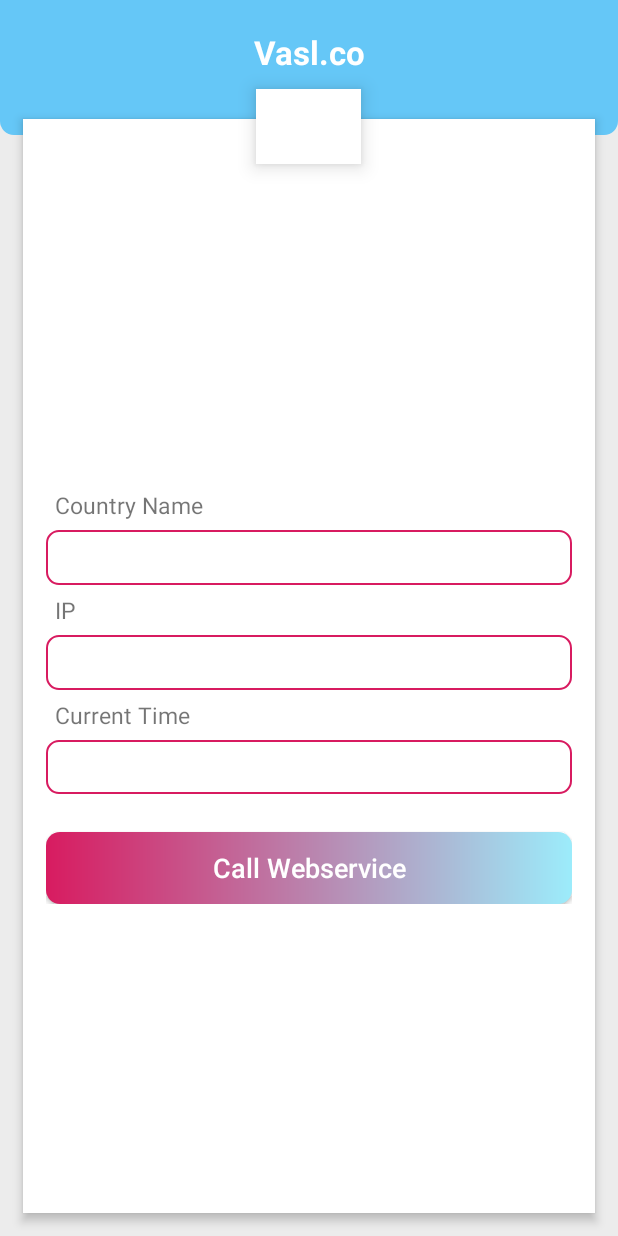
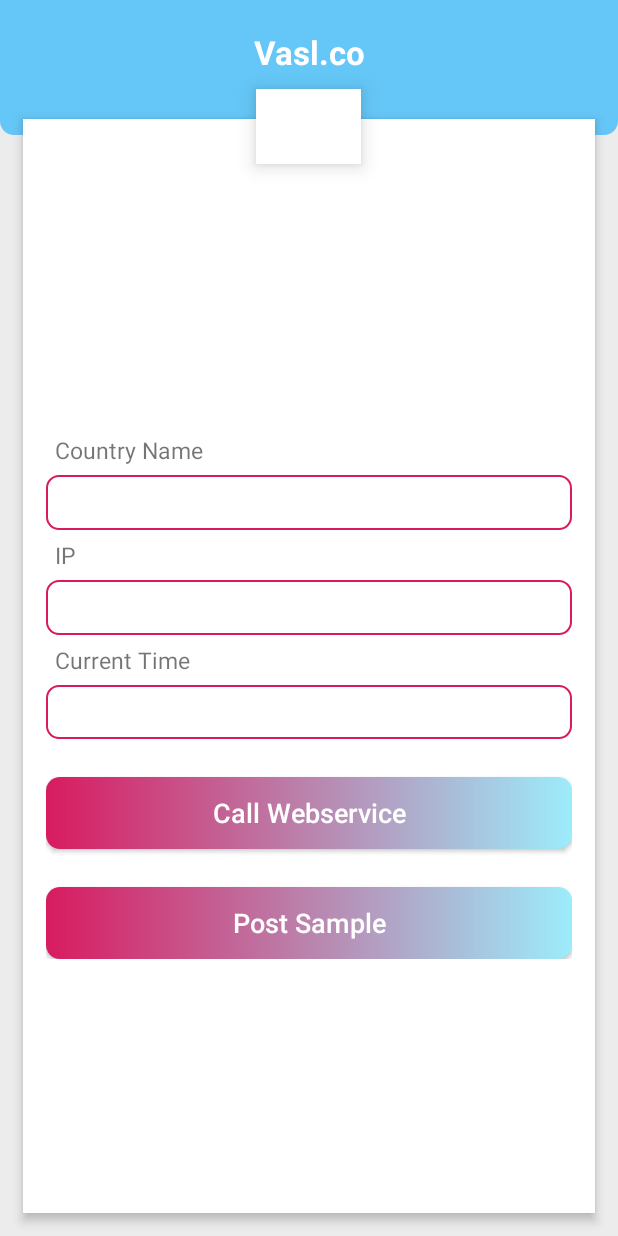
Before and after one commit to faramarzaf/Network, an Android app: the screen it shows after launch (MainActivity), after a tap on "Call Webservice", on a phone screen of 412 x 824 dp. Run offline under Robolectric (Android 15) with nearby library versions, the phone set to English and light mode, and no system bars; pictures from the network do not load; 1 statement that could not run was skipped.

Commit message:
post method added

```diff
--- a/app/build.gradle
+++ b/app/build.gradle
@@ -36,7 +36,4 @@ dependencies {
     implementation 'com.github.bumptech.glide:glide:4.8.0'
 
 
-
-
-
 }
--- a/app/src/main/java/com/faramarz/tictacdev/network/MainActivity.java
+++ b/app/src/main/java/com/faramarz/tictacdev/network/MainActivity.java
@@ -3,6 +3,7 @@ package com.faramarz.tictacdev.network;
 import androidx.appcompat.app.AppCompatActivity;
 
 import android.app.ProgressDialog;
+import android.content.Intent;
 import android.graphics.Color;
 import android.os.Build;
 import android.os.Bundle;
@@ -18,6 +19,7 @@ import com.bumptech.glide.Glide;
 import com.faramarz.tictacdev.network.Model.IPModel;
 import com.faramarz.tictacdev.network.network.ApiClient;
 import com.faramarz.tictacdev.network.network.ApiInterface;
+import com.faramarz.tictacdev.network.retrofit_post.PostActivity;
 
 import retrofit2.Call;
 import retrofit2.Callback;
@@ -27,7 +29,7 @@ public class MainActivity extends AppCompatActivity implements View.OnClickListe
 
     ImageView flag;
     TextView txtCountry, txtIp, txtLocalTime;
-    Button btnCall;
+    Button btnCall, btnPostPage;
     ProgressDialog dialog;
 
     @Override
@@ -37,9 +39,13 @@ public class MainActivity extends AppCompatActivity implements View.OnClickListe
         bind();
         changeStatusBarColor();
         dialog = new ProgressDialog(this);
-        btnCall.setOnClickListener(this);
+        clickEvents();
     }
 
+    private void clickEvents() {
+        btnCall.setOnClickListener(this);
+        btnPostPage.setOnClickListener(this);
+    }
 
     private void bind() {
         flag = findViewById(R.id.flag);
@@ -47,12 +53,22 @@ public class MainActivity extends AppCompatActivity implements View.OnClickListe
         txtIp = findViewById(R.id.txtIp);
         txtLocalTime = findViewById(R.id.txtLocalTime);
         btnCall = findViewById(R.id.btnCall);
+        btnPostPage = findViewById(R.id.btnPostPage);
     }
 
 
     @Override
     public void onClick(View v) {
-        getIp();
+        int id = v.getId();
+        switch (id) {
+            case R.id.btnCall:
+                getIp();
+                break;
+            case R.id.btnPostPage:
+                startActivity(new Intent(MainActivity.this, PostActivity.class));
+                break;
+        }
+
     }
 
     private void getIp() {
--- a/app/src/main/res/layout/activity_main.xml
+++ b/app/src/main/res/layout/activity_main.xml
@@ -120,6 +120,21 @@
 
                 />
 
+
+            <Button
+                android:id="@+id/btnPostPage"
+                android:layout_width="match_parent"
+                android:layout_height="wrap_content"
+                android:layout_marginTop="25dp"
+                android:background="@drawable/bg_btn_call"
+                android:text="Post Sample"
+                android:textAllCaps="false"
+                android:textColor="#fff"
+                android:textSize="18sp"
+
+                />
+
+
         </LinearLayout>
 
     </RelativeLayout>
@@ -132,12 +147,10 @@
         android:layout_below="@+id/vasl"
         android:layout_centerHorizontal="true"
         android:layout_marginTop="10dp"
+        android:adjustViewBounds="true"
         android:background="@drawable/bg_ip_list"
         android:elevation="8dp"
-android:adjustViewBounds="true"
-        android:scaleType="center"
-        />
-
+        android:scaleType="center" />
 
 
 </RelativeLayout>
```
Also changed, not shown: app/src/main/AndroidManifest.xml (+5 -3 lines), app/src/main/java/com/faramarz/tictacdev/network/retrofit_post/APIService.java (added, +16 -0 lines), app/src/main/java/com/faramarz/tictacdev/network/retrofit_post/ApiUtils.java (added, +14 -0 lines), app/src/main/java/com/faramarz/tictacdev/network/retrofit_post/Post.java (added, +66 -0 lines), app/src/main/java/com/faramarz/tictacdev/network/retrofit_post/PostActivity.java (added, +78 -0 lines), app/src/main/java/com/faramarz/tictacdev/network/retrofit_post/RetrofitClient.java (added, +20 -0 lines), app/src/main/res/layout/activity_post.xml (added, +50 -0 lines).
